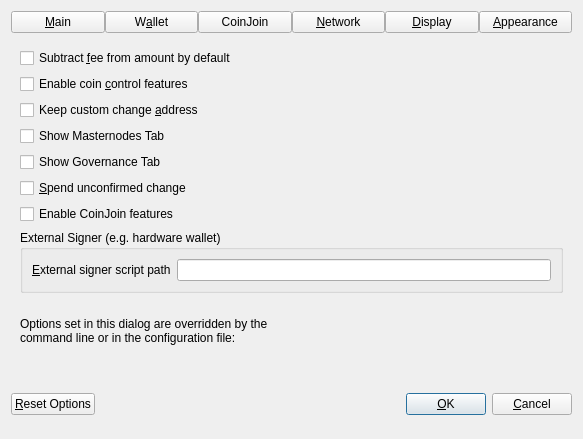
Before: the Qt Designer form src/qt/forms/optionsdialog.ui in knst/dash, drawn with Qt 5.
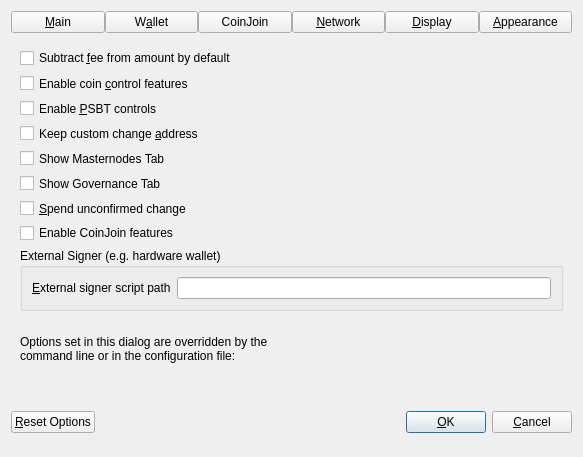
After: the same form once the commit is applied. The open tabs and pages were chosen to show the change. Custom widgets are drawn as their Qt base class.

Commit message: Merge bitcoin-core/gui#441: Add Create Unsigned button to SendConfirmationDialog

```diff
--- a/src/qt/forms/optionsdialog.ui
+++ b/src/qt/forms/optionsdialog.ui
@@ -347,6 +347,16 @@
            </property>
           </widget>
          </item>
+         <item>
+          <widget class="QCheckBox" name="m_enable_psbt_controls">
+           <property name="text">
+            <string extracomment="An options window setting to enable PSBT controls.">Enable &amp;PSBT controls</string>
+           </property>
+           <property name="toolTip">
+            <string extracomment="Tooltip text for options window setting that enables PSBT controls.">Whether to show PSBT controls.</string>
+           </property>
+          </widget>
+         </item>
          <item>
           <widget class="QCheckBox" name="keepChangeAddress">
            <property name="toolTip">
```
The commit also changes 5 other files.
